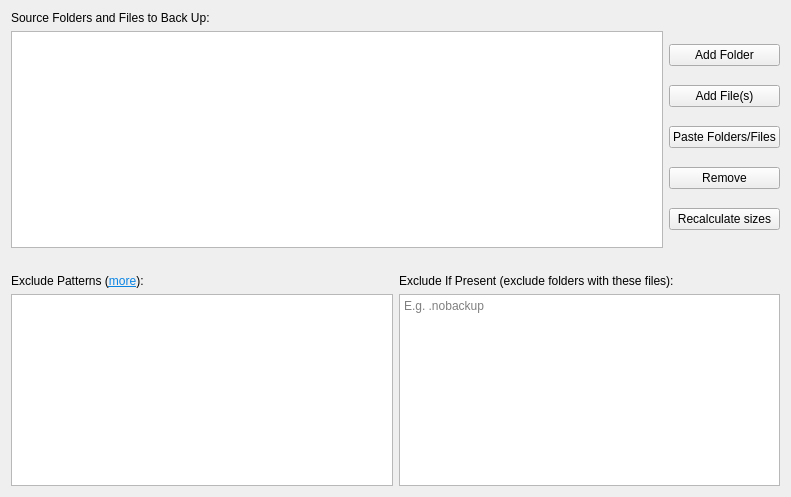
borgbase/vorta, file src/vorta/assets/UI/sourcetab.ui: the form before one commit.
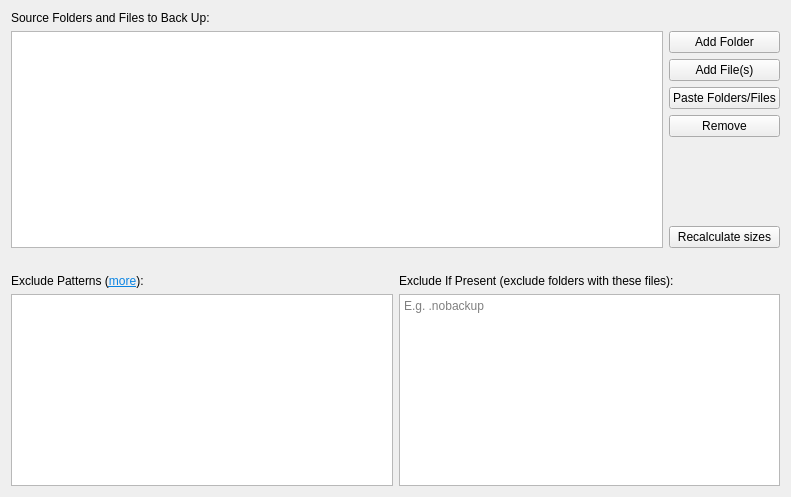
The form after the commit.

```diff
--- a/src/vorta/assets/UI/sourcetab.ui
+++ b/src/vorta/assets/UI/sourcetab.ui
@@ -95,7 +95,7 @@
          </property>
         </widget>
        </item>
-       <item>
+       <item alignment="Qt::AlignTop">
         <widget class="QPushButton" name="sourceRemove">
          <property name="text">
           <string>Remove</string>
```
